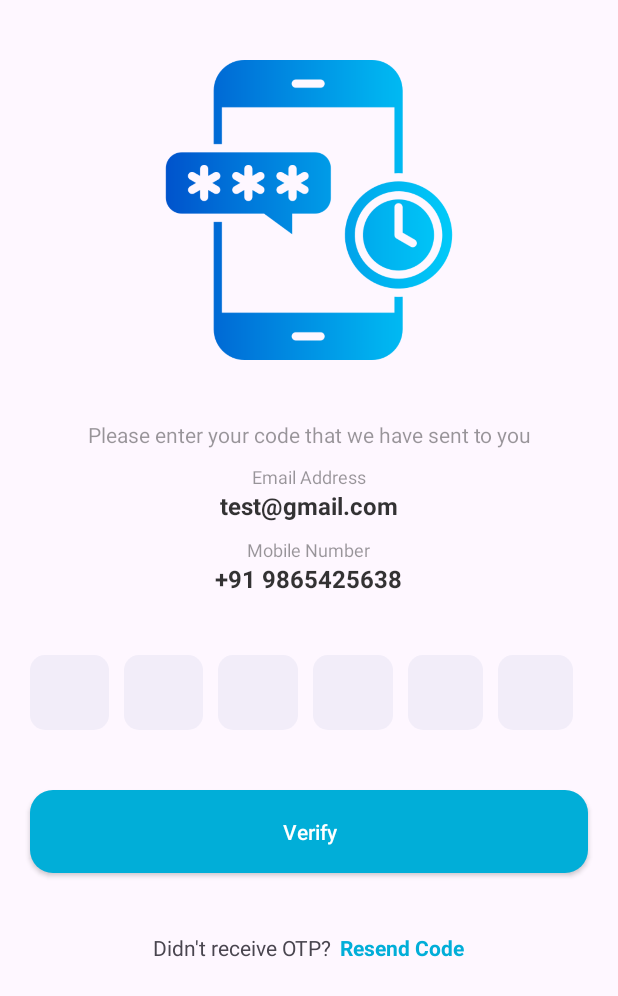
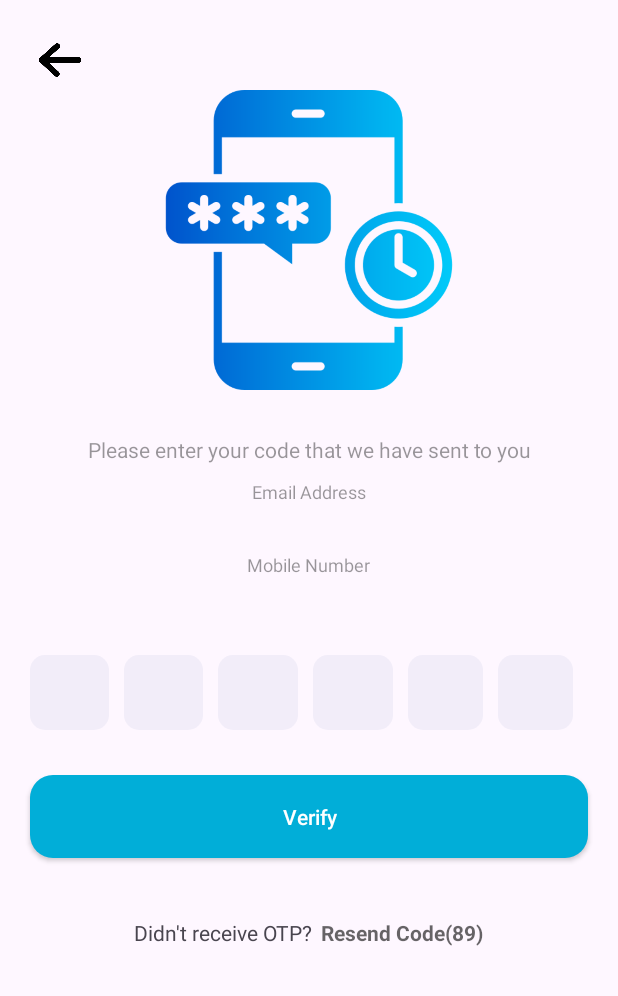
Before and after one commit to ducminhscode/App-Manage-Personal-Schedules, an Android app: the OTPVerification screen opened directly, with no data from a screen before it, on a phone screen of 412 x 824 dp. Shown: the top 996 px of the screen. Run offline under Robolectric (Android 15) with nearby library versions, the phone set to English and light mode, and no system bars.

Commit message:
new update

```diff
--- a/ApplicationProject/app/src/main/java/com/example/applicationproject/OTPVerification.java
+++ b/ApplicationProject/app/src/main/java/com/example/applicationproject/OTPVerification.java
@@ -1,6 +1,19 @@
 package com.example.applicationproject;
 
+import android.content.Context;
+import android.graphics.Color;
 import android.os.Bundle;
+import android.os.CountDownTimer;
+import android.text.Editable;
+import android.text.TextWatcher;
+import android.view.KeyEvent;
+import android.view.View;
+import android.view.inputmethod.InputMethod;
+import android.view.inputmethod.InputMethodManager;
+import android.widget.Button;
+import android.widget.EditText;
+import android.widget.ImageView;
+import android.widget.TextView;
 
 import androidx.activity.EdgeToEdge;
 import androidx.appcompat.app.AppCompatActivity;
@@ -8,7 +21,17 @@ import androidx.core.graphics.Insets;
 import androidx.core.view.ViewCompat;
 import androidx.core.view.WindowInsetsCompat;
 
+import org.w3c.dom.Text;
+
 public class OTPVerification extends AppCompatActivity {
+
+    private EditText otp1, otp2, otp3, otp4, otp5, otp6;
+    private TextView resendBtn;
+
+    private boolean resendEnabled = false;
+    private int resendTime = 90;
+
+    private int selectedETPosition = 0;
 
     @Override
     protected void onCreate(Bundle savedInstanceState) {
@@ -20,5 +43,180 @@ public class OTPVerification extends AppCompatActivity {
             v.setPadding(systemBars.left, systemBars.top, systemBars.right, systemBars.bottom);
             return insets;
         });
+
+        otp1 = findViewById(R.id.otpET1);
+        otp2 = findViewById(R.id.otpET2);
+        otp3 = findViewById(R.id.otpET3);
+        otp4 = findViewById(R.id.otpET4);
+        otp5 = findViewById(R.id.otpET5);
+        otp6 = findViewById(R.id.otpET6);
+
+        resendBtn = findViewById(R.id.resendBtn);
+
+        final Button verifyBtn = findViewById(R.id.verifyBtn);
+        final TextView otpEmail = findViewById(R.id.otpEmail);
+        final TextView otpMobile = findViewById(R.id.otpMobile);
+
+        final String getEmail = getIntent().getStringExtra("email");
+        final String getMobile = getIntent().getStringExtra("mobile");
+
+        final ImageView backToRegister = findViewById(R.id.backToRegister);
+
+        otpEmail.setText(getEmail);
+        otpMobile.setText(getMobile);
+
+        otp1.addTextChangedListener(textWatcher);
+        otp2.addTextChangedListener(textWatcher);
+        otp3.addTextChangedListener(textWatcher);
+        otp4.addTextChangedListener(textWatcher);
+        otp5.addTextChangedListener(textWatcher);
+        otp6.addTextChangedListener(textWatcher);
+
+        showKeyboard(otp1);
+
+        startCountDownTimer();
+
+        resendBtn.setOnClickListener(new View.OnClickListener() {
+            @Override
+            public void onClick(View view) {
+                if (resendEnabled) {
+
+                    startCountDownTimer();
+
+                }
+            }
+        });
+        verifyBtn.setOnClickListener(new View.OnClickListener() {
+            @Override
+            public void onClick(View view) {
+                final String generateOtp = otp1.getText().toString() + otp2.getText().toString() + otp3.getText().toString() + otp4.getText().toString() + otp5.getText().toString() + otp6.getText().toString();
+
+                if (generateOtp.length() == 6) {
+                    //handle your otp verification here
+                }
+            }
+        });
+        backToRegister.setOnClickListener(new View.OnClickListener() {
+            @Override
+            public void onClick(View view) {
+                finish();
+            }
+        });
+    }
+
+    private void showKeyboard(EditText otpET) {
+
+        otpET.requestFocus();
+
+        InputMethodManager inputMethodManager = (InputMethodManager) getSystemService(Context.INPUT_METHOD_SERVICE);
+        inputMethodManager.showSoftInput(otpET, InputMethodManager.SHOW_IMPLICIT);
+    }
+
+    private void startCountDownTimer() {
+
+        resendEnabled = false;
+        resendBtn.setTextColor(Color.parseColor("#99000000"));
+
+        new CountDownTimer(resendTime * 1000, 1000) {
+
+            @Override
+            public void onTick(long l) {
+                resendBtn.setText("Resend Code(" + l / 1000 + ")");
+            }
+
+            @Override
+            public void onFinish() {
+
+                resendEnabled = true;
+                resendBtn.setText("Resend Code");
+                resendBtn.setTextColor(getResources().getColor(R.color.primary));
+
+            }
+        }.start();
+    }
+
+    private final TextWatcher textWatcher = new TextWatcher() {
+        @Override
+        public void beforeTextChanged(CharSequence charSequence, int i, int i1, int i2) {
+
+        }
+
+        @Override
+        public void onTextChanged(CharSequence charSequence, int i, int i1, int i2) {
+
+        }
+
+        @Override
+        public void afterTextChanged(Editable editable) {
+
+            if(editable.length() > 0){
+                if(selectedETPosition==0){
+
+                    selectedETPosition=1;
+                    showKeyboard(otp2);
+
+                }
+                else if(selectedETPosition==1){
+
+                    selectedETPosition=2;
+                    showKeyboard(otp3);
+
+                }
+                else if(selectedETPosition==2){
+
+                    selectedETPosition=3;
+                    showKeyboard(otp4);
+                }
+                else if(selectedETPosition==3){
+
+                    selectedETPosition=4;
+                    showKeyboard(otp5);
+
+                }
+                else if(selectedETPosition==4){
+
+                    selectedETPosition=5;
+                    showKeyboard(otp6);
+
+                }
+            }
+        }
+    };
+
+    @Override
+    public boolean onKeyUp(int keyCode, KeyEvent event) {
+
+        if (keyCode == KeyEvent.KEYCODE_DEL) {
+
+            if (selectedETPosition == 5) {
+
+                selectedETPosition = 4;
+                showKeyboard(otp5);
+
+            } else if (selectedETPosition == 4) {
+
+                selectedETPosition = 3;
+                showKeyboard(otp4);
+
+            } else if (selectedETPosition == 3) {
+
+                selectedETPosition = 2;
+                showKeyboard(otp3);
+
+            } else if (selectedETPosition == 2) {
+
+                selectedETPosition = 1;
+                showKeyboard(otp2);
+
+            } else if (selectedETPosition == 1) {
+
+                selectedETPosition = 0;
+                showKeyboard(otp1);
+
+            }
+            return true;
+        } else {
+            return super.onKeyUp(keyCode, event);
+        }
     }
 }
--- a/ApplicationProject/app/src/main/res/layout/activity_login.xml
+++ b/ApplicationProject/app/src/main/res/layout/activity_login.xml
@@ -142,7 +142,7 @@
     <!--Đăng nhập tài khoản-->
 
     <androidx.appcompat.widget.AppCompatButton
-        android:id="@+id/signInBtn"
+        android:id="@+id/signInBtnLogin"
         android:layout_width="match_parent"
         android:layout_height="55dp"
         android:layout_marginStart="20dp"
@@ -231,7 +231,7 @@
             android:text="Don't have an account?" />
 
         <TextView
-            android:id="@+id/signUpBtn"
+            android:id="@+id/signUpBtnLogin"
             android:layout_width="wrap_content"
             android:layout_height="wrap_content"
             android:layout_marginStart="5dp"
--- a/ApplicationProject/app/src/main/res/layout/activity_otpverification.xml
+++ b/ApplicationProject/app/src/main/res/layout/activity_otpverification.xml
@@ -9,12 +9,19 @@
     tools:context=".OTPVerification">
 
     <ImageView
+        android:id="@+id/backToRegister"
+        android:layout_width="40dp"
+        android:layout_height="40dp"
+        android:layout_marginStart="20dp"
+        android:layout_marginTop="20dp"
+        android:src="@drawable/back"/>
+
+    <ImageView
         android:layout_width="200dp"
         android:layout_height="200dp"
         android:layout_gravity="center"
         android:adjustViewBounds="true"
-        android:src="@drawable/otp"
-        android:layout_marginTop="40dp"/>
+        android:src="@drawable/otp"/>
 
     <TextView
         android:layout_width="match_parent"
@@ -22,7 +29,7 @@
         android:gravity="center"
         android:text="Please enter your code that we have sent to you"
         android:textColor="#66000000"
-        android:layout_marginTop="40dp"
+        android:layout_marginTop="30dp"
         android:layout_marginEnd="20dp"
         android:layout_marginStart="20dp"/>
 
@@ -71,7 +78,7 @@
         android:weightSum="4"
         android:layout_marginEnd="20dp"
         android:layout_marginStart="20dp"
-        android:layout_marginTop="40dp"
+        android:layout_marginTop="30dp"
         android:gravity="center">
 
         <EditText
@@ -165,7 +172,7 @@
         android:layout_height="55dp"
         android:layout_marginStart="20dp"
         android:layout_marginEnd="20dp"
-        android:layout_marginTop="40dp"
+        android:layout_marginTop="30dp"
         android:background="@drawable/round_back_primary_15"
         android:text="Verify"
         android:textAllCaps="false"
@@ -185,7 +192,7 @@
             android:text="Didn't receive OTP?" />
 
         <TextView
-            android:id="@+id/signUpBtn"
+            android:id="@+id/resendBtn"
             android:layout_width="wrap_content"
             android:layout_height="wrap_content"
             android:layout_marginStart="5dp"
--- a/ApplicationProject/app/src/main/res/layout/activity_register.xml
+++ b/ApplicationProject/app/src/main/res/layout/activity_register.xml
@@ -244,7 +244,6 @@
             android:layout_height="wrap_content"
             android:button="@drawable/custom_checkbox"
             android:buttonTint="@color/primary"
-            android:checked="false"
             android:text=" I agree to our"
             app:buttonTint="@null" />
 
@@ -275,7 +274,7 @@
 
     <!--Đăng ký tài khoản-->
     <androidx.appcompat.widget.AppCompatButton
-        android:id="@+id/SignUpBtn"
+        android:id="@+id/signUpBtnRegister"
         android:layout_width="match_parent"
         android:layout_height="55dp"
         android:layout_marginStart="20dp"
@@ -300,7 +299,7 @@
             android:text="Already have an account?" />
 
         <TextView
-            android:id="@+id/signInBtn"
+            android:id="@+id/signInBtnRegister"
             android:layout_width="wrap_content"
             android:layout_height="wrap_content"
             android:layout_marginStart="5dp"
```
Also changed, not shown: ApplicationProject/app/src/main/AndroidManifest.xml (+5 -4 lines), ApplicationProject/app/src/main/java/com/example/applicationproject/Login.java (+39 -0 lines), ApplicationProject/app/src/main/java/com/example/applicationproject/Register.java (+102 -0 lines), ApplicationProject/app/src/main/res/drawable/back.png (added).
